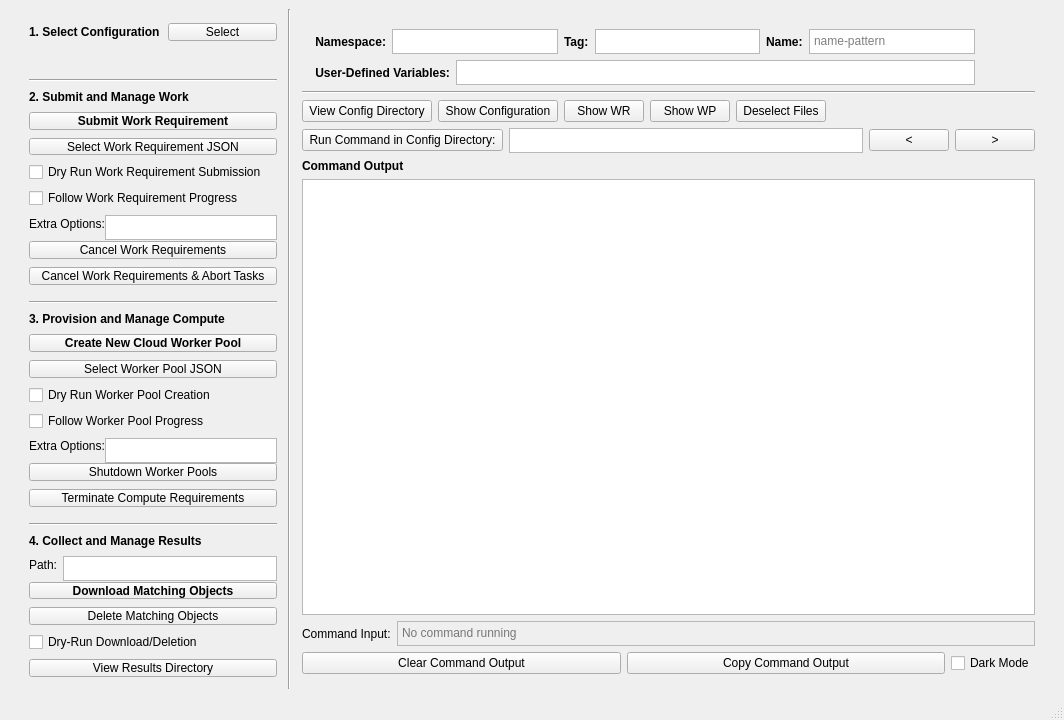
This is yellowdog_cli/commander/commander.ui in yellowdog/yellowdog-cli as Qt 5 draws it before an edit. The edited form follows.
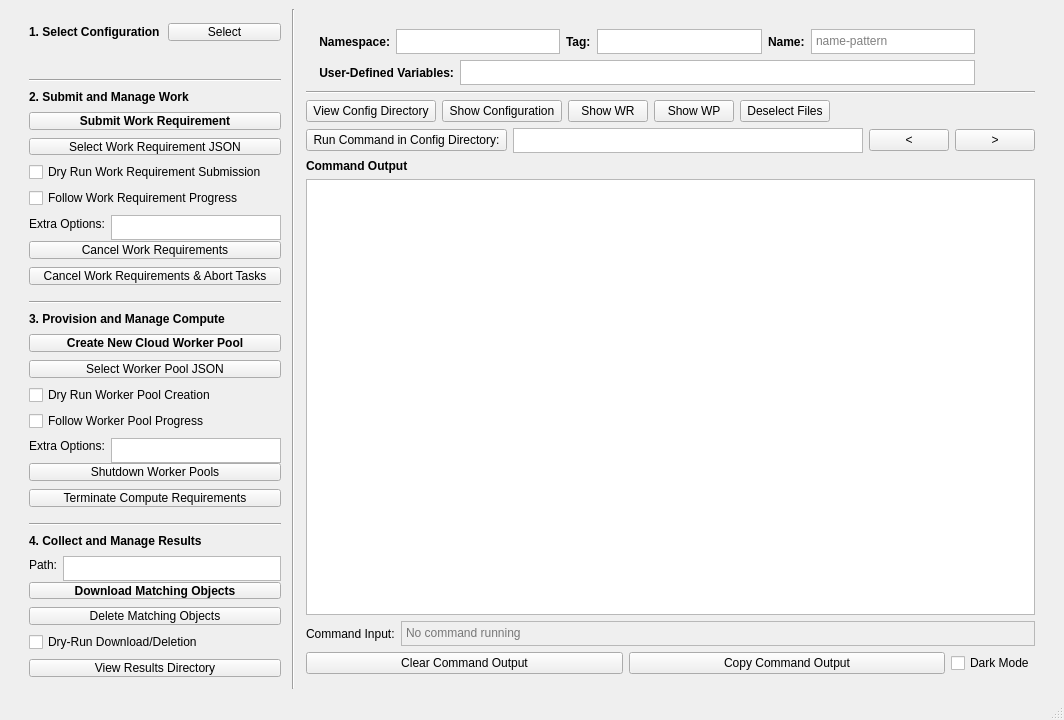
This is the edited form. Icons and pictures are not drawn.

Patch:
```diff
--- a/yellowdog_cli/commander/commander.ui
+++ b/yellowdog_cli/commander/commander.ui
@@ -186,7 +186,7 @@
       <item>
        <layout class="QHBoxLayout" name="horizontalLayout_2">
         <property name="spacing">
-         <number>0</number>
+         <number>6</number>
         </property>
         <property name="sizeConstraint">
          <enum>QLayout::SizeConstraint::SetDefaultConstraint</enum>
@@ -331,7 +331,7 @@
       <item>
        <layout class="QHBoxLayout" name="horizontalLayout_6" stretch="0,0">
         <property name="spacing">
-         <number>0</number>
+         <number>6</number>
         </property>
         <property name="sizeConstraint">
          <enum>QLayout::SizeConstraint::SetDefaultConstraint</enum>
```
